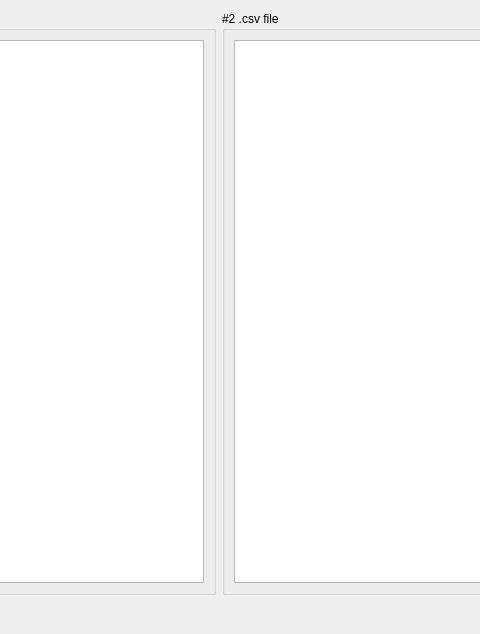
Old version of the form qt_IMDb/qt_IMDb/displayform.ui in the repository treetoon/IMDb-Comparator; both pictures show x 392 to 872 and y 0 to 634 of the 1221 by 634 pixel window.
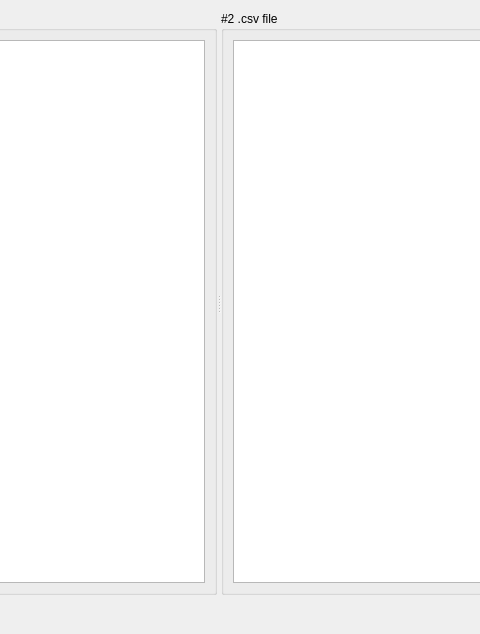
New version of the form. Icons and pictures are not drawn.

```diff
--- a/qt_IMDb/qt_IMDb/displayform.ui
+++ b/qt_IMDb/qt_IMDb/displayform.ui
@@ -29,8 +29,15 @@
    <iconset resource="qt_imdb.qrc">
     <normaloff>:/icons/32x32/Resources/icon/32x32/IMDb-Comparator.ico</normaloff>:/icons/32x32/Resources/icon/32x32/IMDb-Comparator.ico</iconset>
   </property>
-  <layout class="QGridLayout" name="gridLayout">
-   <item row="0" column="1">
+  <layout class="QVBoxLayout" name="verticalLayout">
+   <item>
+    <widget class="QSplitter" name="splitter_4">
+     <property name="orientation">
+      <enum>Qt::Horizontal</enum>
+     </property>
+     <property name="childrenCollapsible">
+      <bool>false</bool>
+     </property>
     <widget class="QGroupBox" name="groupBox">
      <property name="sizePolicy">
       <sizepolicy hsizetype="Expanding" vsizetype="Expanding">
@@ -38,6 +45,12 @@
        <verstretch>0</verstretch>
       </sizepolicy>
      </property>
+      <property name="minimumSize">
+       <size>
+        <width>100</width>
+        <height>0</height>
+       </size>
+      </property>
      <property name="toolTip">
       <string/>
      </property>
@@ -53,7 +66,7 @@
      <property name="alignment">
       <set>Qt::AlignLeading|Qt::AlignLeft|Qt::AlignVCenter</set>
      </property>
-     <layout class="QVBoxLayout" name="verticalLayout">
+      <layout class="QHBoxLayout" name="horizontalLayout_2">
       <item>
        <widget class="QTableView" name="tableView">
         <property name="sizePolicy">
@@ -75,8 +88,6 @@
       </item>
      </layout>
     </widget>
-   </item>
-   <item row="0" column="5">
     <widget class="QGroupBox" name="groupBox_2">
      <property name="sizePolicy">
       <sizepolicy hsizetype="Expanding" vsizetype="Expanding">
@@ -84,10 +95,16 @@
        <verstretch>0</verstretch>
       </sizepolicy>
      </property>
+      <property name="minimumSize">
+       <size>
+        <width>100</width>
+        <height>0</height>
+       </size>
+      </property>
      <property name="title">
       <string>#2 .csv file</string>
      </property>
-     <layout class="QVBoxLayout" name="verticalLayout_2">
+      <layout class="QHBoxLayout" name="horizontalLayout">
       <item>
        <widget class="QTableView" name="tableView_2">
         <property name="sizePolicy">
@@ -99,11 +116,10 @@
        </widget>
       </item>
      </layout>
-     <zorder>tableView_2</zorder>
-     <zorder>tableView</zorder>
+     </widget>
     </widget>
    </item>
-   <item row="1" column="1">
+   <item>
     <widget class="QComboBox" name="comboBox">
      <property name="maximumSize">
       <size>
@@ -124,11 +140,6 @@
     </widget>
    </item>
   </layout>
-  <zorder>groupBox</zorder>
-  <zorder>groupBox_2</zorder>
-  <zorder>tableView</zorder>
-  <zorder>tableView_2</zorder>
-  <zorder>comboBox</zorder>
  </widget>
  <resources>
   <include location="qt_imdb.qrc"/>
```
Lines whose indentation alone changed are shown as unchanged.
